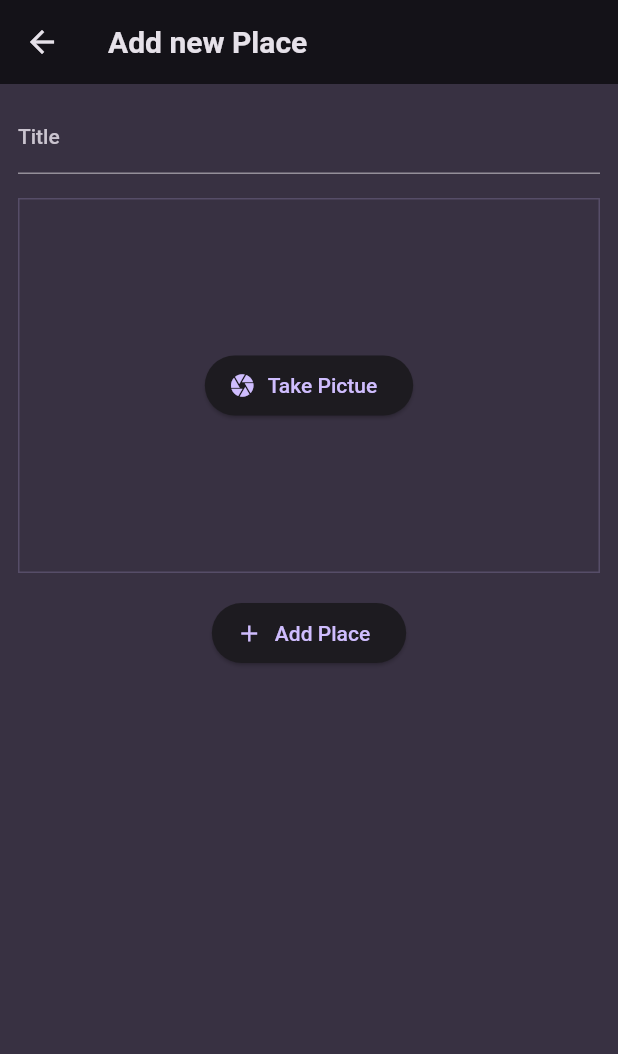
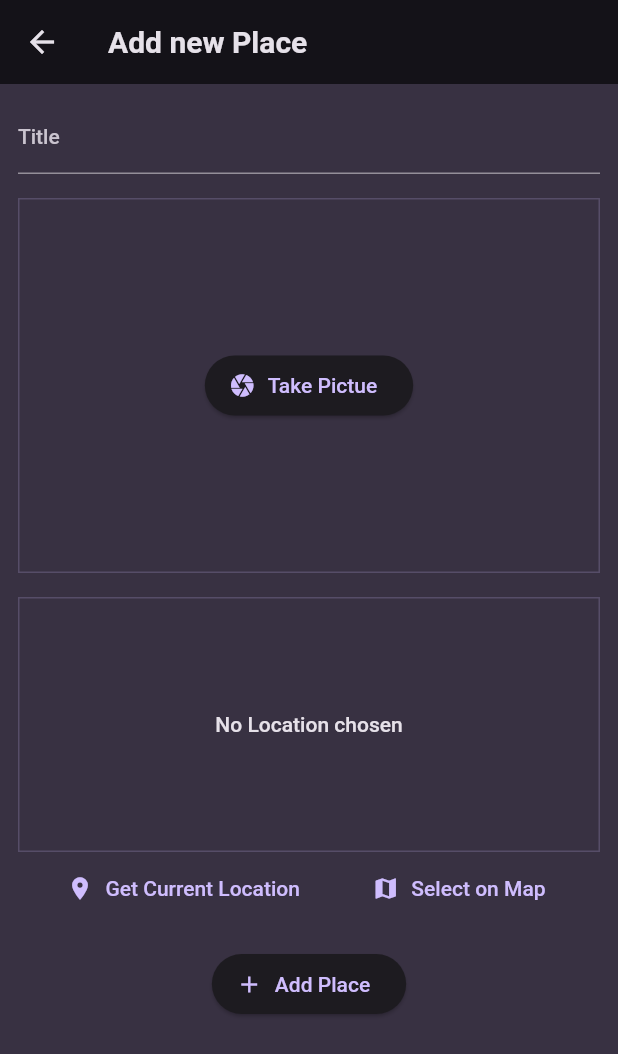
Before and after one commit to Tsenda-Djessy-Flavien/place_app, a Flutter app: the AddPlaceScreen screen opened directly, on a phone screen of 412 x 824 dp. Shown: the top 1054 px of the screen. Run offline on Flutter 3.47's test engine with Material 2 defaults, Android fonts, the phone set to English and light mode, and no system bars; our stand-ins replace flutter_riverpod, google_fonts, image_picker.

Commit message:
Ajout du Package 'Location' & CI:(LocationIput Widget)

```diff
--- a/lib/presentation/pages/add_place_screen.dart
+++ b/lib/presentation/pages/add_place_screen.dart
@@ -4,6 +4,7 @@ import 'package:flutter/material.dart';
 import 'package:flutter_riverpod/flutter_riverpod.dart';
 import 'package:places_app/presentation/state%20management/providers/user_places_provider.dart';
 import 'package:places_app/presentation/widgets/image_input.dart';
+import 'package:places_app/presentation/widgets/location_input.dart';
 import 'package:places_app/utils/constant.dart';
 
 class AddPlaceScreen extends ConsumerStatefulWidget {
@@ -56,6 +57,8 @@ class _AddPlaceScreenState extends ConsumerState<AddPlaceScreen> {
               _selectedImage = image;
             }),
             const SizedBox(height: 16),
+            const LocationInput(),
+            const SizedBox(height: 16),
             ElevatedButton.icon(
               onPressed: _savePlace,
               icon: const Icon(Icons.add),
--- /dev/null
+++ b/lib/presentation/widgets/location_input.dart
@@ -0,0 +1,51 @@
+import 'package:flutter/material.dart';
+
+class LocationInput extends StatefulWidget {
+  const LocationInput({super.key});
+
+  @override
+  State<LocationInput> createState() => _LocationInputState();
+}
+
+class _LocationInputState extends State<LocationInput> {
+  @override
+  Widget build(BuildContext context) {
+    return Column(
+      children: [
+        Container(
+          width: double.infinity,
+          height: 170,
+          alignment: Alignment.center,
+          decoration: BoxDecoration(
+            border: Border.all(
+              width: 1,
+              color: Theme.of(context).colorScheme.primary.withOpacity(0.2),
+            ),
+          ),
+          child: Text(
+            'No Location chosen',
+            textAlign: TextAlign.center,
+            style: Theme.of(context).textTheme.bodyLarge!.copyWith(
+                  color: Theme.of(context).colorScheme.onBackground,
+                ),
+          ),
+        ),
+        Row(
+          mainAxisAlignment: MainAxisAlignment.spaceEvenly,
+          children: [
+            TextButton.icon(
+              onPressed: () {},
+              icon: const Icon(Icons.location_on),
+              label: const Text('Get Current Location'),
+            ),
+            TextButton.icon(
+              onPressed: () {},
+              icon: const Icon(Icons.map),
+              label: const Text('Select on Map'),
+            ),
+          ],
+        )
+      ],
+    );
+  }
+}
--- a/lib/presentation/widgets/places_list.dart
+++ b/lib/presentation/widgets/places_list.dart
@@ -25,7 +25,9 @@ class PlacesList extends StatelessWidget {
     return ListView.builder(
       itemCount: places.length,
       itemBuilder: (ctx, index) {
-        return ListTile(
+        return Padding(
+          padding: const EdgeInsets.only(bottom: 8.0),
+          child: ListTile(
             leading: CircleAvatar(
               radius: 26,
               backgroundImage: FileImage(places[index].image),
@@ -44,6 +46,7 @@ class PlacesList extends StatelessWidget {
                 ),
               );
             },
+          ),
         );
       },
     );
--- a/pubspec.yaml
+++ b/pubspec.yaml
@@ -26,6 +26,9 @@ dependencies:
   # take and add an image
   image_picker:
 
+  # get location
+  location:
+
 dev_dependencies:
   flutter_test:
     sdk: flutter
```
Also changed, not shown: pubspec.lock, 1 other file. Lines whose indentation alone changed are shown as unchanged.
